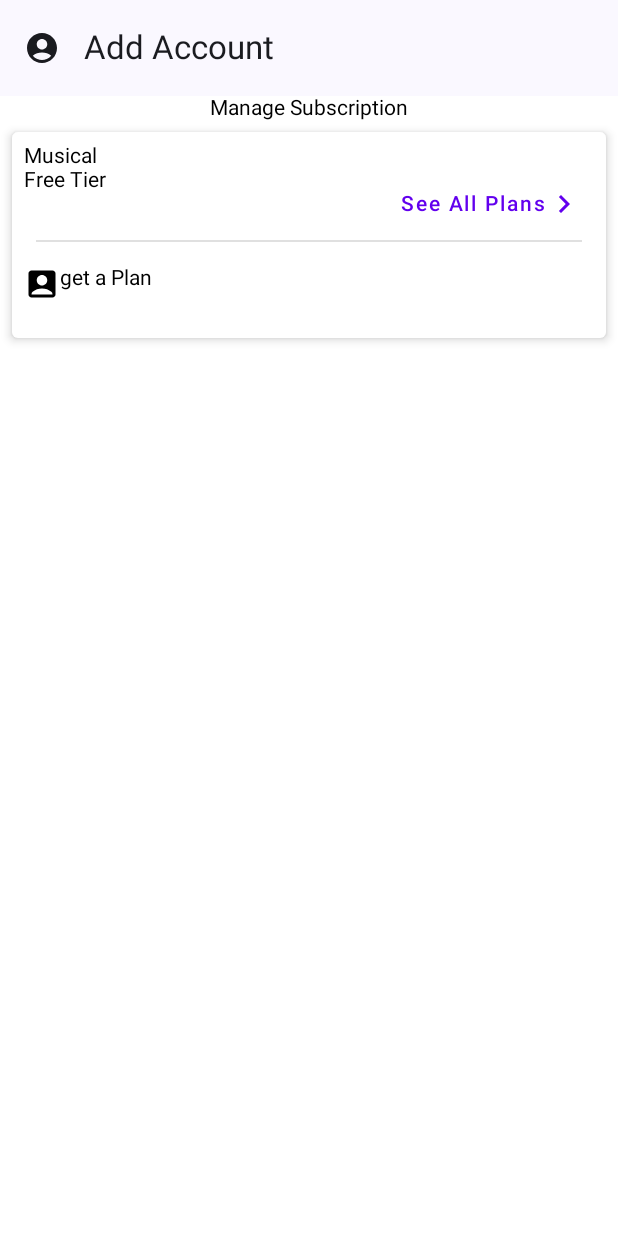
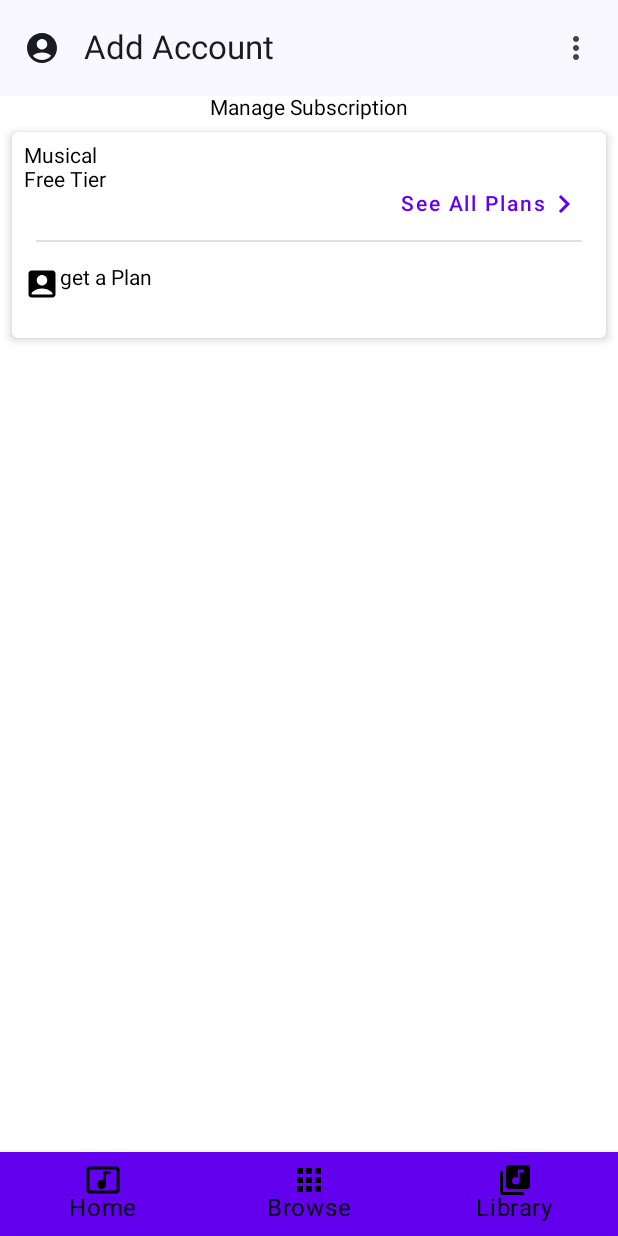
Before and after one commit to snhjune/PracticeMusicApplicationUI, an Android app built with Jetpack Compose: the subscribe screen opened through its navigation route, on a phone screen of 412 x 824 dp. Run offline under Robolectric (Android 15) with nearby library versions, the phone set to English and light mode, and no system bars.

```diff
--- a/app/src/main/java/com/example/musicapplicationui/MainView.kt
+++ b/app/src/main/java/com/example/musicapplicationui/MainView.kt
@@ -1,13 +1,24 @@
 package com.example.musicapplicationui
 
+import android.util.Log
 import androidx.compose.foundation.background
 import androidx.compose.foundation.clickable
+import androidx.compose.foundation.layout.Arrangement
+import androidx.compose.foundation.layout.Box
+import androidx.compose.foundation.layout.Column
 import androidx.compose.foundation.layout.PaddingValues
 import androidx.compose.foundation.layout.Row
 import androidx.compose.foundation.layout.fillMaxSize
+import androidx.compose.foundation.layout.fillMaxWidth
+import androidx.compose.foundation.layout.height
 import androidx.compose.foundation.layout.padding
+import androidx.compose.foundation.layout.wrapContentSize
 import androidx.compose.foundation.lazy.LazyColumn
 import androidx.compose.foundation.lazy.items
+import androidx.compose.foundation.shape.RoundedCornerShape
+import androidx.compose.material.BottomNavigation
+import androidx.compose.material.BottomNavigationItem
+import androidx.compose.material.ExperimentalMaterialApi
 import androidx.compose.material.ScaffoldState
 import androidx.compose.material.icons.Icons
 import androidx.compose.material.icons.filled.AccountCircle
@@ -16,9 +27,14 @@ import androidx.compose.material3.ExperimentalMaterial3Api
 import androidx.compose.material3.Icon
 import androidx.compose.material3.IconButton
 import androidx.compose.material.MaterialTheme
+import androidx.compose.material.ModalBottomSheetLayout
+import androidx.compose.material.ModalBottomSheetValue
 import androidx.compose.material.Scaffold
+import androidx.compose.material.icons.filled.MoreVert
+import androidx.compose.material.primarySurface
 import androidx.compose.material3.Text
 import androidx.compose.material3.TopAppBar
+import androidx.compose.material.rememberModalBottomSheetState
 import androidx.compose.runtime.Composable
 import androidx.compose.runtime.getValue
 import androidx.compose.runtime.mutableStateOf
@@ -28,6 +44,7 @@ import androidx.compose.ui.Modifier
 import androidx.compose.ui.graphics.Color
 import androidx.compose.ui.res.painterResource
 import androidx.compose.ui.unit.dp
+import androidx.compose.ui.unit.sp
 import androidx.lifecycle.viewmodel.compose.viewModel
 import androidx.navigation.NavController
 import androidx.navigation.NavHostController
@@ -39,13 +56,15 @@ import androidx.navigation.compose.rememberNavController
 import kotlinx.coroutines.CoroutineScope
 import kotlinx.coroutines.launch
 
-@OptIn(ExperimentalMaterial3Api::class)
+@OptIn(ExperimentalMaterial3Api::class, ExperimentalMaterialApi::class)
 @Composable
 fun MainView(){
 
     val scaffoldState: ScaffoldState = rememberScaffoldState()
     val scope: CoroutineScope = rememberCoroutineScope()
     val viewModel: MainViewModel = viewModel()
+    val isSheetFullScreen  by remember{ mutableStateOf(false)}
+    val modifier = if(isSheetFullScreen) Modifier.fillMaxSize() else Modifier.fillMaxWidth()
     //Allow us to find out on which "View" we current are
     val controller: NavController = rememberNavController()
     val navBackStackEntry by controller.currentBackStackEntryAsState()
@@ -63,9 +82,64 @@ fun MainView(){
         mutableStateOf(currentScreen.title)
     }
 
+    val modalSheetState = rememberModalBottomSheetState(
+        initialValue = ModalBottomSheetValue.Hidden,
+        confirmValueChange = {it != ModalBottomSheetValue.HalfExpanded}
+    )
+
+    val roundedCornerRadius = if(isSheetFullScreen) 0.dp else 12.dp
+
+    val bottomBar : @Composable () -> Unit = {
+        if(currentScreen is Screen.DrawerScreen || currentScreen == Screen.BottomScreen.Home){
+            BottomNavigation(Modifier.wrapContentSize()) {
+                screensInBottom.forEach{
+                    item ->
+                    val isSelected = currentRoute == item.bRoute
+                    val tint = if(isSelected)Color.White else Color.Black
+                    Log.d("Navigation","Item: ${item.bTitle}, Current Route: $currentRoute, Is Selected")
+                    BottomNavigationItem(
+                        selected = currentRoute==item.bRoute,
+                        onClick = { controller.navigate(item.bRoute)
+                                    title.value = item.bTitle
+                                  },
+                        icon = {
+
+                            Icon(tint = tint, painter = painterResource(id = item.icon), contentDescription = item.bTitle)
+                        },
+                        label = {Text(text = item.bTitle, color = tint)},
+                        selectedContentColor = Color.White,
+                        unselectedContentColor = Color.Black
+
+                        )
+                }
+            }
+        }
+    }
+
+    ModalBottomSheetLayout(
+        sheetState = modalSheetState,
+        sheetShape = RoundedCornerShape(topStart = roundedCornerRadius, topEnd = roundedCornerRadius),
+        sheetContent = {
+        MoreBottomSheet(modifier = modifier)
+    }) {
         Scaffold(
+            bottomBar =bottomBar,
+
             topBar = {
                 TopAppBar(title = { Text(title.value) },
+                    actions = {
+                              IconButton(onClick = {
+                                  scope.launch {
+                                      if(modalSheetState.isVisible)
+                                          modalSheetState.hide()
+                                      else
+                                          modalSheetState.show()
+                                  }
+                              }
+                              ) {
+                                  Icon(imageVector = Icons.Default.MoreVert, contentDescription = null)
+                              }
+                    },
                     navigationIcon = { IconButton(onClick = {
                         //open drawer
                         scope.launch {
@@ -102,6 +176,8 @@ fun MainView(){
         }
     }
 
+}
+
 @Composable
 fun DrawerItem(
     selected: Boolean,
@@ -128,12 +204,55 @@ fun DrawerItem(
             )
     }
 }
+@Composable
+fun MoreBottomSheet(modifier: Modifier){
+    Box(
+        Modifier
+            .fillMaxWidth()
+            .height(300.dp)
+            .background(
+                MaterialTheme.colors.primarySurface
+            )
+    ){
+        Column(modifier = modifier.padding(16.dp), verticalArrangement = Arrangement.SpaceBetween) {
+            Row(modifier = modifier.padding(16.dp)){
+                Icon(modifier = Modifier.padding(end = 8.dp),
+                    painter = painterResource(id = R.drawable.baseline_settings_24),
+                    contentDescription = "Settings")
+                Text(text = "Setting", fontSize = 20.sp, color = Color.White)
+            }
+            Row(modifier = modifier.padding(16.dp)){
+                Icon(modifier = Modifier.padding(end = 8.dp),
+                    painter = painterResource(id = R.drawable.ic_baseline_share_24),
+                    contentDescription = "Settings")
+                Text(text = "Setting", fontSize = 20.sp, color = Color.White)
+            }
+            Row(modifier = modifier.padding(16.dp)){
+                Icon(modifier = Modifier.padding(end = 8.dp),
+                    painter = painterResource(id = R.drawable.ic_help_green),
+                    contentDescription = "Settings")
+                Text(text = "Setting", fontSize = 20.sp, color = Color.White)
+            }
+        }
+    }
+}
 
 @Composable
 fun Navigation(navController: NavController, viewModel: MainViewModel, pd:PaddingValues){
     NavHost(navController = navController as NavHostController,
         startDestination = Screen.DrawerScreen.Account.route,
         modifier = Modifier.padding(pd)){
+
+        composable(Screen.BottomScreen.Home.bRoute){
+            Home()
+        }
+        composable(Screen.BottomScreen.Browse.bRoute){
+            Browse()
+        }
+        composable(Screen.BottomScreen.Liabrary.bRoute){
+            Library()
+        }
+
         composable(Screen.DrawerScreen.Account.route){
             AccountView()
         }
--- /dev/null
+++ b/app/src/main/res/drawable/baseline_apps_24.xml
@@ -0,0 +1,5 @@
+<vector android:height="24dp" android:tint="#000000"
+    android:viewportHeight="24" android:viewportWidth="24"
+    android:width="24dp" xmlns:android="http://schemas.android.com/apk/res/android">
+    <path android:fillColor="@android:color/white" android:pathData="M4,8h4L8,4L4,4v4zM10,20h4v-4h-4v4zM4,20h4v-4L4,16v4zM4,14h4v-4L4,10v4zM10,14h4v-4h-4v4zM16,4v4h4L20,4h-4zM10,8h4L14,4h-4v4zM16,14h4v-4h-4v4zM16,20h4v-4h-4v4z"/>
+</vector>
--- /dev/null
+++ b/app/src/main/res/drawable/baseline_settings_24.xml
@@ -0,0 +1,5 @@
+<vector android:height="24dp" android:tint="#000000"
+    android:viewportHeight="24" android:viewportWidth="24"
+    android:width="24dp" xmlns:android="http://schemas.android.com/apk/res/android">
+    <path android:fillColor="@android:color/white" android:pathData="M19.14,12.94c0.04,-0.3 0.06,-0.61 0.06,-0.94c0,-0.32 -0.02,-0.64 -0.07,-0.94l2.03,-1.58c0.18,-0.14 0.23,-0.41 0.12,-0.61l-1.92,-3.32c-0.12,-0.22 -0.37,-0.29 -0.59,-0.22l-2.39,0.96c-0.5,-0.38 -1.03,-0.7 -1.62,-0.94L14.4,2.81c-0.04,-0.24 -0.24,-0.41 -0.48,-0.41h-3.84c-0.24,0 -0.43,0.17 -0.47,0.41L9.25,5.35C8.66,5.59 8.12,5.92 7.63,6.29L5.24,5.33c-0.22,-0.08 -0.47,0 -0.59,0.22L2.74,8.87C2.62,9.08 2.66,9.34 2.86,9.48l2.03,1.58C4.84,11.36 4.8,11.69 4.8,12s0.02,0.64 0.07,0.94l-2.03,1.58c-0.18,0.14 -0.23,0.41 -0.12,0.61l1.92,3.32c0.12,0.22 0.37,0.29 0.59,0.22l2.39,-0.96c0.5,0.38 1.03,0.7 1.62,0.94l0.36,2.54c0.05,0.24 0.24,0.41 0.48,0.41h3.84c0.24,0 0.44,-0.17 0.47,-0.41l0.36,-2.54c0.59,-0.24 1.13,-0.56 1.62,-0.94l2.39,0.96c0.22,0.08 0.47,0 0.59,-0.22l1.92,-3.32c0.12,-0.22 0.07,-0.47 -0.12,-0.61L19.14,12.94zM12,15.6c-1.98,0 -3.6,-1.62 -3.6,-3.6s1.62,-3.6 3.6,-3.6s3.6,1.62 3.6,3.6S13.98,15.6 12,15.6z"/>
+</vector>
--- /dev/null
+++ b/app/src/main/res/drawable/ic_baseline_album_24.xml
@@ -0,0 +1,5 @@
+<vector android:autoMirrored="true" android:height="24dp"
+    android:tint="#000000" android:viewportHeight="24"
+    android:viewportWidth="24" android:width="24dp" xmlns:android="http://schemas.android.com/apk/res/android">
+    <path android:fillColor="@android:color/white" android:pathData="M12,2C6.48,2 2,6.48 2,12s4.48,10 10,10 10,-4.48 10,-10S17.52,2 12,2zM12,16.5c-2.49,0 -4.5,-2.01 -4.5,-4.5S9.51,7.5 12,7.5s4.5,2.01 4.5,4.5 -2.01,4.5 -4.5,4.5zM12,11c-0.55,0 -1,0.45 -1,1s0.45,1 1,1 1,-0.45 1,-1 -0.45,-1 -1,-1z"/>
+</vector>
--- /dev/null
+++ b/app/src/main/res/drawable/ic_baseline_music_note_24.xml
@@ -0,0 +1,5 @@
+<vector android:autoMirrored="true" android:height="24dp"
+    android:tint="#000000" android:viewportHeight="24"
+    android:viewportWidth="24" android:width="24dp" xmlns:android="http://schemas.android.com/apk/res/android">
+    <path android:fillColor="@android:color/white" android:pathData="M12,3v10.55c-0.59,-0.34 -1.27,-0.55 -2,-0.55 -2.21,0 -4,1.79 -4,4s1.79,4 4,4 4,-1.79 4,-4V7h4V3h-6z"/>
+</vector>
--- /dev/null
+++ b/app/src/main/res/drawable/ic_baseline_share_24.xml
@@ -0,0 +1,5 @@
+<vector android:autoMirrored="true" android:height="24dp"
+    android:tint="#000000" android:viewportHeight="24"
+    android:viewportWidth="24" android:width="24dp" xmlns:android="http://schemas.android.com/apk/res/android">
+    <path android:fillColor="@android:color/white" android:pathData="M18,16.08c-0.76,0 -1.44,0.3 -1.96,0.77L8.91,12.7c0.05,-0.23 0.09,-0.46 0.09,-0.7s-0.04,-0.47 -0.09,-0.7l7.05,-4.11c0.54,0.5 1.25,0.81 2.04,0.81 1.66,0 3,-1.34 3,-3s-1.34,-3 -3,-3 -3,1.34 -3,3c0,0.24 0.04,0.47 0.09,0.7L8.04,9.81C7.5,9.31 6.79,9 6,9c-1.66,0 -3,1.34 -3,3s1.34,3 3,3c0.79,0 1.5,-0.31 2.04,-0.81l7.12,4.16c-0.05,0.21 -0.08,0.43 -0.08,0.65 0,1.61 1.31,2.92 2.92,2.92 1.61,0 2.92,-1.31 2.92,-2.92s-1.31,-2.92 -2.92,-2.92z"/>
+</vector>
--- /dev/null
+++ b/app/src/main/res/drawable/ic_genre.xml
@@ -0,0 +1,23 @@
+<vector android:autoMirrored="true" android:height="24dp"
+    android:viewportHeight="60" android:viewportWidth="60"
+    android:width="24dp" xmlns:android="http://schemas.android.com/apk/res/android">
+    <path android:fillColor="#000000" android:pathData="M59,44H46v-5c0,-0.6 -0.4,-1 -1,-1h-4c-0.6,0 -1,0.4 -1,1v4H9c-0.2,0 -0.4,0.1 -0.5,0.2l-8,5C0.2,48.3 0,48.7 0,49s0.2,0.7 0.5,0.8l8,5C8.6,54.9 8.8,55 9,55h31v4c0,0.6 0.4,1 1,1h4c0.6,0 1,-0.4 1,-1v-5h13c0.6,0 1,-0.4 1,-1v-8C60,44.4 59.6,44 59,44zM9.3,53l-4.8,-3H26v-2H4.5l4.8,-3H40v8H9.3zM44,58h-2v-4V44v-4h2v5v8V58zM58,52h-3v-3h-2v3h-2v-3h-2v3h-3v-6h12V52z"/>
+    <path android:fillColor="#000000" android:pathData="M28,48h2v2h-2z"/>
+    <path android:fillColor="#000000" android:pathData="M32,48h2v2h-2z"/>
+    <path android:fillColor="#000000" android:pathData="M36,48h2v2h-2z"/>
+    <path android:fillColor="#000000" android:pathData="M1,16h13v5c0,0.6 0.4,1 1,1h4c0.6,0 1,-0.4 1,-1v-4h31c0.2,0 0.4,-0.1 0.5,-0.2l8,-5c0.3,-0.1 0.5,-0.5 0.5,-0.8s-0.2,-0.6 -0.5,-0.8l-8,-5C51.4,5.1 51.2,5 51,5H20V1c0,-0.6 -0.4,-1 -1,-1h-4c-0.6,0 -1,0.4 -1,1v5H1C0.4,6 0,6.4 0,7v8C0,15.6 0.4,16 1,16zM50.7,7l4.8,3H34v2h21.5l-4.8,3H20V7H50.7zM16,2h2v4v10v4h-2v-5V7V2zM2,8h3v3h2V8h2v3h2V8h3v6H2V8z"/>
+    <path android:fillColor="#000000" android:pathData="M30,10h2v2h-2z"/>
+    <path android:fillColor="#000000" android:pathData="M26,10h2v2h-2z"/>
+    <path android:fillColor="#000000" android:pathData="M22,10h2v2h-2z"/>
+    <path android:fillColor="#000000" android:pathData="M3.3,39.7l1.4,-1.4L3.4,37H30v-2H3.4l1.3,-1.3l-1.4,-1.4l-3,3c-0.4,0.4 -0.4,1 0,1.4L3.3,39.7z"/>
+    <path android:fillColor="#000000" android:pathData="M56.7,20.3l-1.4,1.4l1.3,1.3H30v2h26.6l-1.3,1.3l1.4,1.4l3,-3c0.4,-0.4 0.4,-1 0,-1.4L56.7,20.3z"/>
+    <path android:fillColor="#000000" android:pathData="M29,29h2v2h-2z"/>
+    <path android:fillColor="#000000" android:pathData="M33,29h2v2h-2z"/>
+    <path android:fillColor="#000000" android:pathData="M37,29h2v2h-2z"/>
+    <path android:fillColor="#000000" android:pathData="M41,29h2v2h-2z"/>
+    <path android:fillColor="#000000" android:pathData="M45,29h2v2h-2z"/>
+    <path android:fillColor="#000000" android:pathData="M13,29h2v2h-2z"/>
+    <path android:fillColor="#000000" android:pathData="M17,29h2v2h-2z"/>
+    <path android:fillColor="#000000" android:pathData="M21,29h2v2h-2z"/>
+    <path android:fillColor="#000000" android:pathData="M25,29h2v2h-2z"/>
+</vector>
--- /dev/null
+++ b/app/src/main/res/drawable/ic_help_green.xml
@@ -0,0 +1,8 @@
+<vector android:autoMirrored="true" android:height="24dp"
+    android:viewportHeight="24" android:viewportWidth="24"
+    android:width="24dp" xmlns:android="http://schemas.android.com/apk/res/android">
+    <path android:fillColor="#00000000"
+        android:pathData="M9.09,9C9.325,8.332 9.789,7.768 10.4,7.409C11.011,7.05 11.729,6.919 12.427,7.039C13.125,7.158 13.759,7.522 14.215,8.064C14.671,8.606 14.921,9.292 14.92,10C14.92,12 11.92,13 11.92,13M12,17H12.01M7.8,21H16.2C17.88,21 18.72,21 19.362,20.673C19.927,20.385 20.385,19.927 20.673,19.362C21,18.72 21,17.88 21,16.2V7.8C21,6.12 21,5.28 20.673,4.638C20.385,4.074 19.927,3.615 19.362,3.327C18.72,3 17.88,3 16.2,3H7.8C6.12,3 5.28,3 4.638,3.327C4.074,3.615 3.615,4.074 3.327,4.638C3,5.28 3,6.12 3,7.8V16.2C3,17.88 3,18.72 3.327,19.362C3.615,19.927 4.074,20.385 4.638,20.673C5.28,21 6.12,21 7.8,21Z"
+        android:strokeColor="#20C997" android:strokeLineCap="round"
+        android:strokeLineJoin="round" android:strokeWidth="2"/>
+</vector>
--- /dev/null
+++ b/app/src/main/res/drawable/ic_microphone.xml
@@ -0,0 +1,15 @@
+<vector android:autoMirrored="true" android:height="24dp"
+    android:viewportHeight="24" android:viewportWidth="24"
+    android:width="24dp" xmlns:android="http://schemas.android.com/apk/res/android">
+    <path android:fillColor="#00000000"
+        android:pathData="M12,13v8m2,0H10" android:strokeColor="#20C997"
+        android:strokeLineCap="round" android:strokeLineJoin="round" android:strokeWidth="2"/>
+    <path android:fillColor="#00000000"
+        android:pathData="M15.28,10.65 L6.62,15.78a1,1 0,0 1,-1.34 -0.3L4.09,13.73a1,1 0,0 1,0.23 -1.35l8,-6.12ZM19.39,4.76a4,4 0,0 0,-5.55 -1.08A4,4 0,0 0,12.2 6.07l3.28,4.87a4,4 0,0 0,2.83 -0.62A4,4 0,0 0,19.39 4.76Z"
+        android:strokeColor="#000000" android:strokeLineCap="round"
+        android:strokeLineJoin="round" android:strokeWidth="2"/>
+    <path android:fillColor="#00000000"
+        android:pathData="M11.57,5.14L16.04,11.77"
+        android:strokeColor="#20C997" android:strokeLineCap="round"
+        android:strokeLineJoin="round" android:strokeWidth="2"/>
+</vector>
--- /dev/null
+++ b/app/src/main/res/drawable/ic_playlist_green.xml
@@ -0,0 +1,16 @@
+<vector android:autoMirrored="true" android:height="24dp"
+    android:viewportHeight="24" android:viewportWidth="24"
+    android:width="24dp" xmlns:android="http://schemas.android.com/apk/res/android">
+    <path android:fillColor="#00000000"
+        android:pathData="M14,15h7m-3,-4h3m-7,8h7"
+        android:strokeColor="#20C997" android:strokeLineCap="round"
+        android:strokeLineJoin="round" android:strokeWidth="2"/>
+    <path android:fillColor="#00000000"
+        android:pathData="M6.5,17.5m-3.5,0a3.5,3.5 0,1 1,7 0a3.5,3.5 0,1 1,-7 0"
+        android:strokeColor="#000000" android:strokeLineCap="round"
+        android:strokeLineJoin="round" android:strokeWidth="2"/>
+    <path android:fillColor="#00000000"
+        android:pathData="M14,10a2.86,2.86 0,0 0,-1 -4,23.19 23.19,0 0,1 -3,-3V17.5"
+        android:strokeColor="#000000" android:strokeLineCap="round"
+        android:strokeLineJoin="round" android:strokeWidth="2"/>
+</vector>
```
Also changed, not shown: app/src/main/java/com/example/musicapplicationui/BrowseView.kt (added, +17 -0 lines), app/src/main/java/com/example/musicapplicationui/Dummy.kt (added, +13 -0 lines), app/src/main/java/com/example/musicapplicationui/HomeView.kt (added, +56 -0 lines), app/src/main/java/com/example/musicapplicationui/Library.kt (added, +49 -0 lines), app/src/main/java/com/example/musicapplicationui/Screen.kt (+12 -1 lines). Lines whose indentation alone changed are shown as unchanged.
